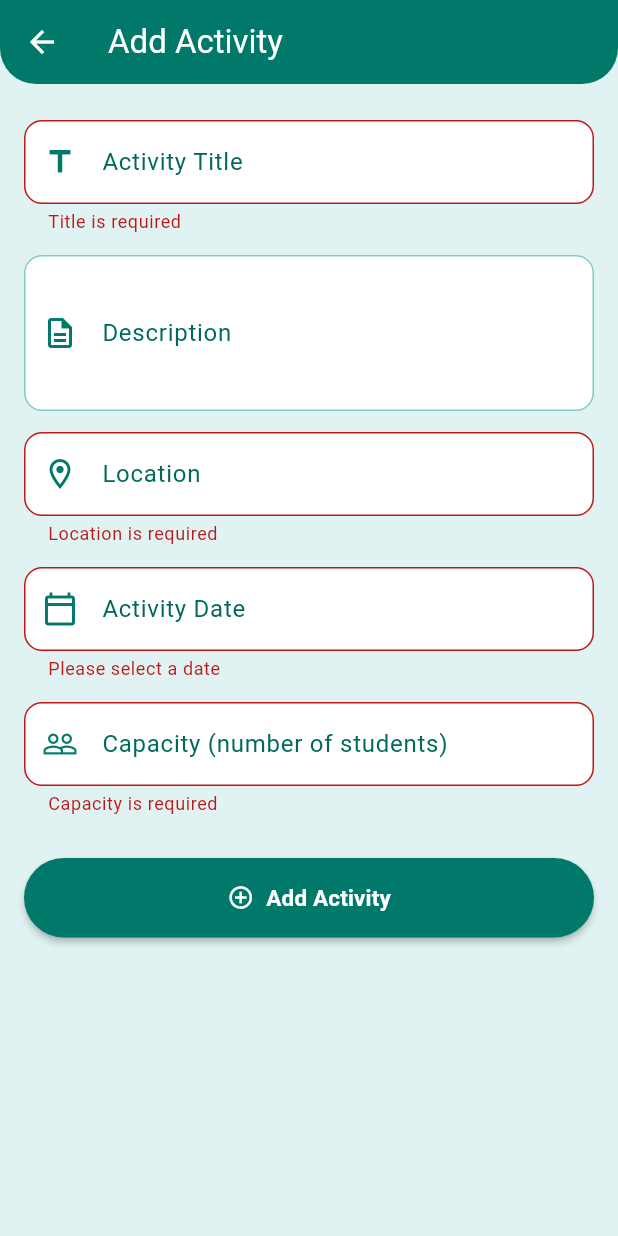
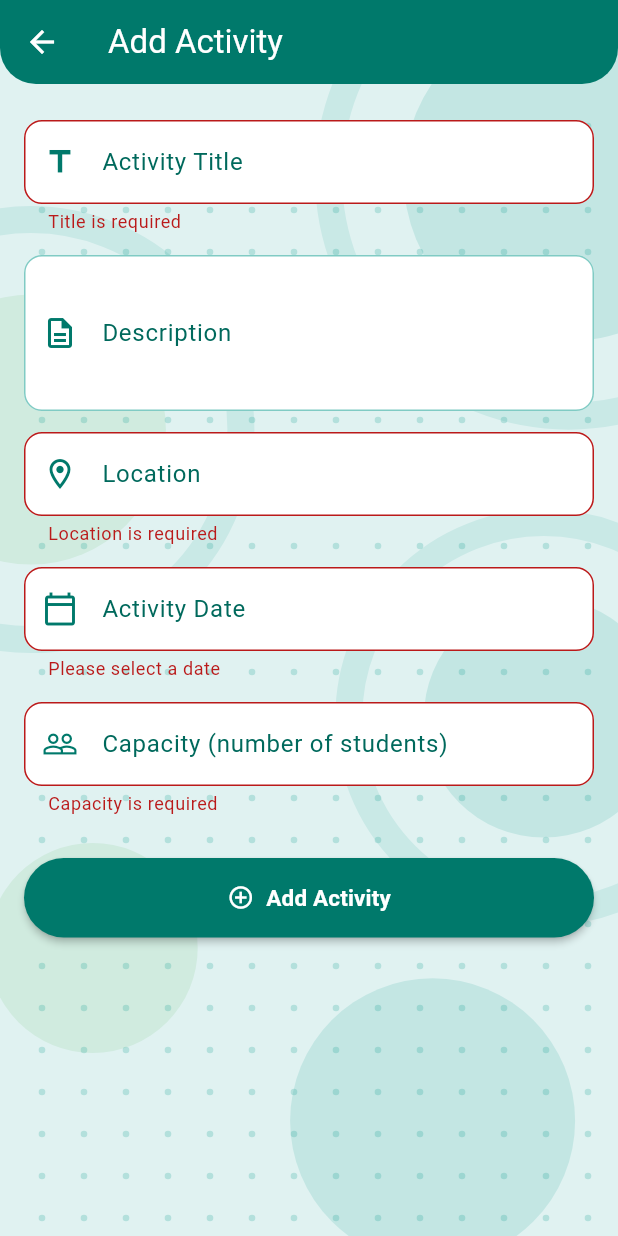
Before and after one commit to aizatsaidi/Project-Application-Programming, a Flutter app: the AddEditActivityScreen screen opened directly, after a tap on "Add Activity", on a phone screen of 412 x 824 dp. Run offline on Flutter 3.47's test engine with Material 3 defaults, Android fonts, the light colour scheme and no system bars; network calls fail.

Commit message:
Add decorative background patterns to activity screens
Adds a custom background pattern painter to the activity detail and add/edit activity screens. The pattern consists of semi-transparent circles, rings, and dots in teal and green colors, creating a decorative visual effect behind the main content.

```diff
--- a/activity_app_flutter/lib/screens/add_edit_activity_screen.dart
+++ b/activity_app_flutter/lib/screens/add_edit_activity_screen.dart
@@ -159,7 +159,14 @@ class _AddEditActivityScreenState extends State<AddEditActivityScreen> {
           borderRadius: BorderRadius.vertical(bottom: Radius.circular(24)),
         ),
       ),
-      body: SingleChildScrollView(
+      body: Stack(
+        children: [
+          IgnorePointer(
+            child: SizedBox.expand(
+              child: CustomPaint(painter: _BackgroundPatternPainter()),
+            ),
+          ),
+          SingleChildScrollView(
         padding: const EdgeInsets.all(16),
         child: Form(
           key: _formKey,
@@ -241,7 +248,47 @@ class _AddEditActivityScreenState extends State<AddEditActivityScreen> {
             ],
           ),
         ),
+          ),
+        ],
       ),
     );
   }
 }
+
+class _BackgroundPatternPainter extends CustomPainter {
+  @override
+  void paint(Canvas canvas, Size size) {
+    final circlePaint = Paint()
+      ..color = Colors.teal.withOpacity(0.13)
+      ..style = PaintingStyle.fill;
+    final circlePaint2 = Paint()
+      ..color = Colors.green.withOpacity(0.11)
+      ..style = PaintingStyle.fill;
+    canvas.drawCircle(Offset(size.width * 0.92, size.height * 0.08), 110, circlePaint);
+    canvas.drawCircle(Offset(size.width * 0.05, size.height * 0.30), 90, circlePaint2);
+    canvas.drawCircle(Offset(size.width * 0.88, size.height * 0.55), 80, circlePaint);
+    canvas.drawCircle(Offset(size.width * 0.15, size.height * 0.75), 70, circlePaint2);
+    canvas.drawCircle(Offset(size.width * 0.70, size.height * 0.90), 95, circlePaint);
+    final ringPaint = Paint()
+      ..color = Colors.teal.withOpacity(0.10)
+      ..style = PaintingStyle.stroke
+      ..strokeWidth = 18;
+    canvas.drawCircle(Offset(size.width * 0.92, size.height * 0.08), 160, ringPaint);
+    canvas.drawCircle(Offset(size.width * 0.05, size.height * 0.30), 140, ringPaint);
+    canvas.drawCircle(Offset(size.width * 0.88, size.height * 0.55), 130, ringPaint);
+    final dotPaint = Paint()
+      ..color = Colors.teal.withOpacity(0.20)
+      ..style = PaintingStyle.fill;
+    const double dotSpacingX = 28;
+    const double dotSpacingY = 28;
+    const double dotRadius = 2.2;
+    for (double x = dotSpacingX; x < size.width; x += dotSpacingX) {
+      for (double y = dotSpacingY; y < size.height; y += dotSpacingY) {
+        canvas.drawCircle(Offset(x, y), dotRadius, dotPaint);
+      }
+    }
+  }
+
+  @override
+  bool shouldRepaint(covariant CustomPainter oldDelegate) => false;
+}
```
Also changed, not shown: activity_app_flutter/lib/screens/activity_detail_screen.dart (+50 -1 lines).
